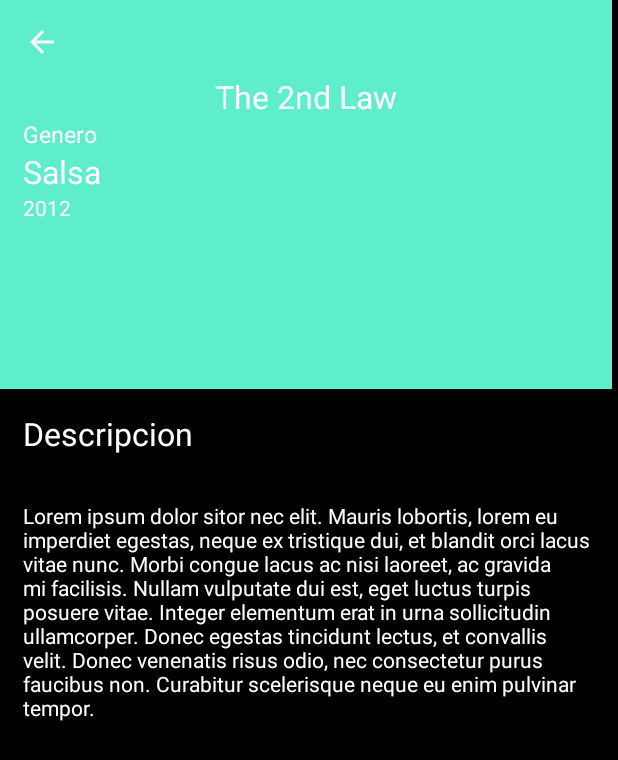
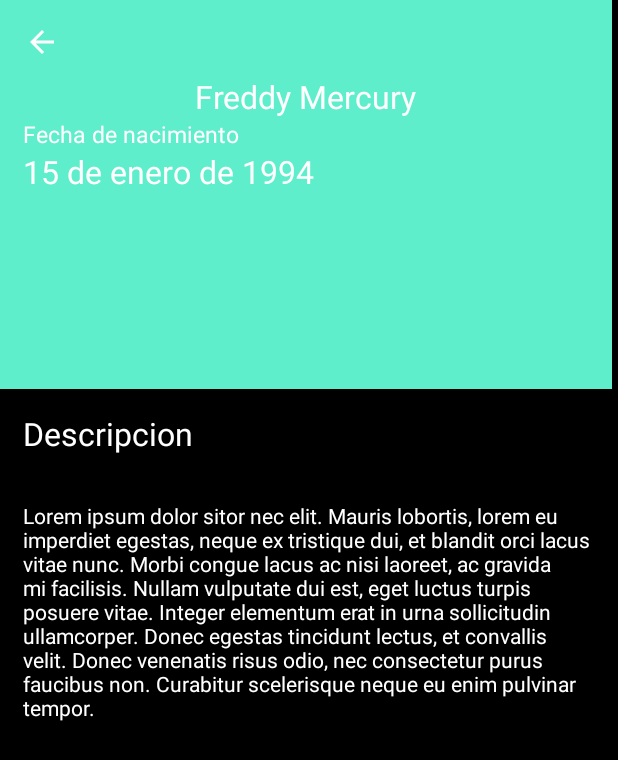
Before and after one commit to ivan1016017/MISOAplicacionesMoviles, an Android app: the layout activity_artists_detail.xml on its own in the app's theme, with its tools: preview values and no code run, on a phone screen of 412 x 824 dp. Shown: the top 760 px of the screen. Run offline under Robolectric (Android 15) with nearby library versions, the light colour scheme and no system bars.

Commit message:
feature/NCPRJCT-105Get the artist of a band

```diff
--- a/app/src/main/AndroidManifest.xml
+++ b/app/src/main/AndroidManifest.xml
@@ -12,7 +12,7 @@
         android:supportsRtl="true"
         android:theme="@style/Theme.Vynilos">
         <activity
-            android:name=".views.ArtistsDetailActivity"
+            android:name=".views.ArtistDetailActivity"
             android:exported="true" />
         <activity
             android:name=".views.CollectorsActivity"
--- a/app/src/main/java/com/example/vynilos/models/Artist.kt
+++ b/app/src/main/java/com/example/vynilos/models/Artist.kt
@@ -7,4 +7,5 @@
     val image: String,
     val description: String,
     val creationDate: String,
+    val birthDate: String,
         )
--- a/app/src/main/java/com/example/vynilos/repositories/ArtistsRepository.kt
+++ b/app/src/main/java/com/example/vynilos/repositories/ArtistsRepository.kt
@@ -24,7 +24,7 @@
         })
     }
     fun getArtist(id: Number, liveDataList: MutableLiveData<Artist>) {
-        val call = service.getArtist("/bands/" + id + "musicians")
+        val call = service.getArtist("/bands/$id/musicians/3")
 
         call.enqueue(object : Callback<Artist> {
             override fun onFailure(call: Call<Artist>, t: Throwable) {
--- a/app/src/main/java/com/example/vynilos/viewmodels/ArtistDetailViewModel.kt
+++ b/app/src/main/java/com/example/vynilos/viewmodels/ArtistDetailViewModel.kt
@@ -1,10 +1,11 @@
 package com.example.vynilos.viewmodels
 
 import androidx.lifecycle.MutableLiveData
+import androidx.lifecycle.ViewModel
 import com.example.vynilos.models.Artist
 import com.example.vynilos.repositories.ArtistsRepository
 
-class ArtistDetailViewModel {
+class ArtistDetailViewModel(): ViewModel() {
     lateinit var liveData: MutableLiveData<Artist>
     private val artistRepository = ArtistsRepository()
 
--- a/app/src/main/res/layout/activity_artists_detail.xml
+++ b/app/src/main/res/layout/activity_artists_detail.xml
@@ -4,7 +4,7 @@
     xmlns:tools="http://schemas.android.com/tools"
     android:layout_width="match_parent"
     android:layout_height="match_parent"
-    tools:context=".views.ArtistsDetailActivity"
+    tools:context=".views.ArtistDetailActivity"
     android:background="@color/black"
     >
     <RelativeLayout
@@ -20,7 +20,10 @@
             android:id="@+id/spacer"
             android:layout_width="match_parent"
             android:layout_height="50dp"/>
-        <include android:id="@+id/toolbar" layout="@layout/toolbar_description" />
+
+        <include
+            android:id="@+id/toolbar"
+            layout="@layout/toolbar_description" />
 
         <TextView
             android:id="@+id/title"
@@ -30,7 +33,7 @@
             android:layout_centerHorizontal="true"
             android:textColor="@color/white"
             android:textSize="21sp"
-            tools:text="The 2nd Law"/>
+            tools:text="Freddy Mercury"/>
 
         <de.hdodenhof.circleimageview.CircleImageView
             android:id="@+id/ivCover"
@@ -51,28 +54,19 @@
             android:layout_height="wrap_content"
             android:layout_below="@id/title"
             android:layout_marginStart="15dp"
-            android:text="@string/detail_album_artist"
+            android:text="@string/birthday"
             android:textColor="@color/white"
             android:textSize="15sp" />
 
         <TextView
-            android:id="@+id/gender"
+            android:id="@+id/date"
             android:layout_width="wrap_content"
             android:layout_height="wrap_content"
             android:layout_below="@id/artistName"
             android:layout_marginStart="15dp"
             android:textColor="@color/white"
             android:textSize="21sp"
-            tools:text="Salsa"/>
-
-        <TextView
-            android:layout_width="wrap_content"
-            android:layout_height="wrap_content"
-            android:layout_below="@id/gender"
-            android:layout_marginStart="15dp"
-            android:textColor="@color/white"
-            android:id="@+id/date"
-            tools:text="2012"/>
+            tools:text="15 de enero de 1994"/>
     </RelativeLayout>
 
     <RelativeLayout
--- a/app/src/main/res/values/strings.xml
+++ b/app/src/main/res/values/strings.xml
@@ -12,5 +12,5 @@
     <string name="collector_menu_text">Catalogo de coleccionistas</string>
     <string name="create_album_menu_text">Crear album</string>
     <string name="description_Row">GOBACKROWIMAGE</string>
-    <string name="best_song">Mejor Cancion</string>
+    <string name="birthday">Fecha de nacimiento</string>
 </resources>
```
Also changed, not shown: app/src/main/java/com/example/vynilos/views/ArtistDetailActivity.kt (+4 -9 lines), app/src/main/java/com/example/vynilos/views/adapters/ArtistAdapter.kt (+9 -7 lines).
